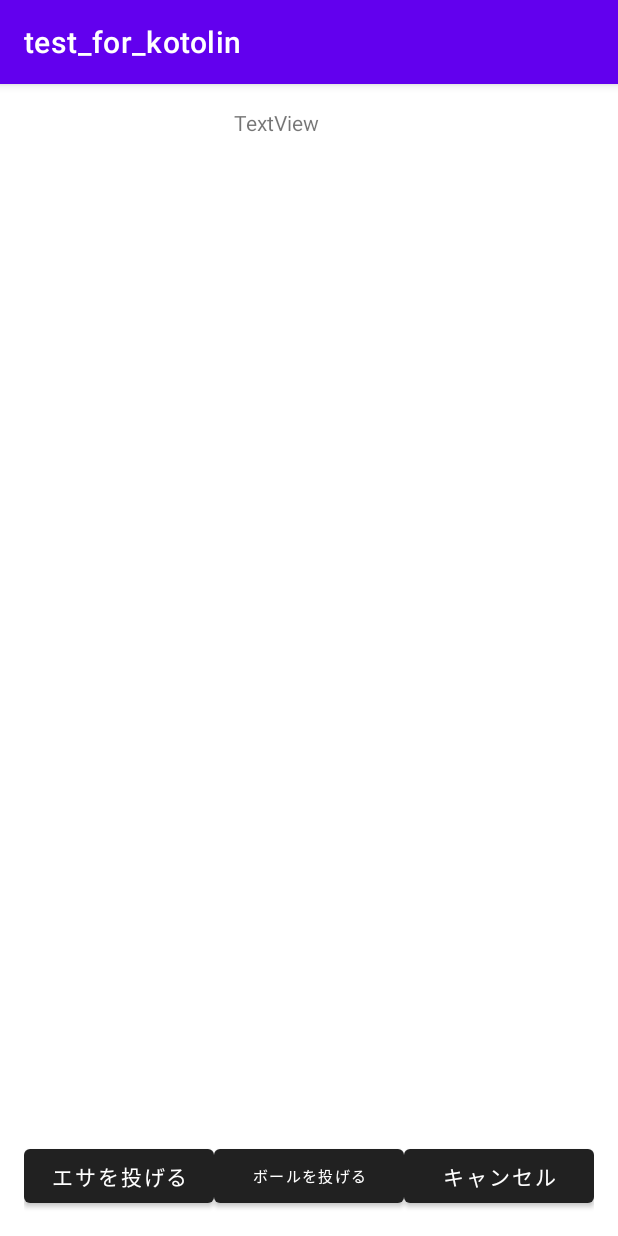
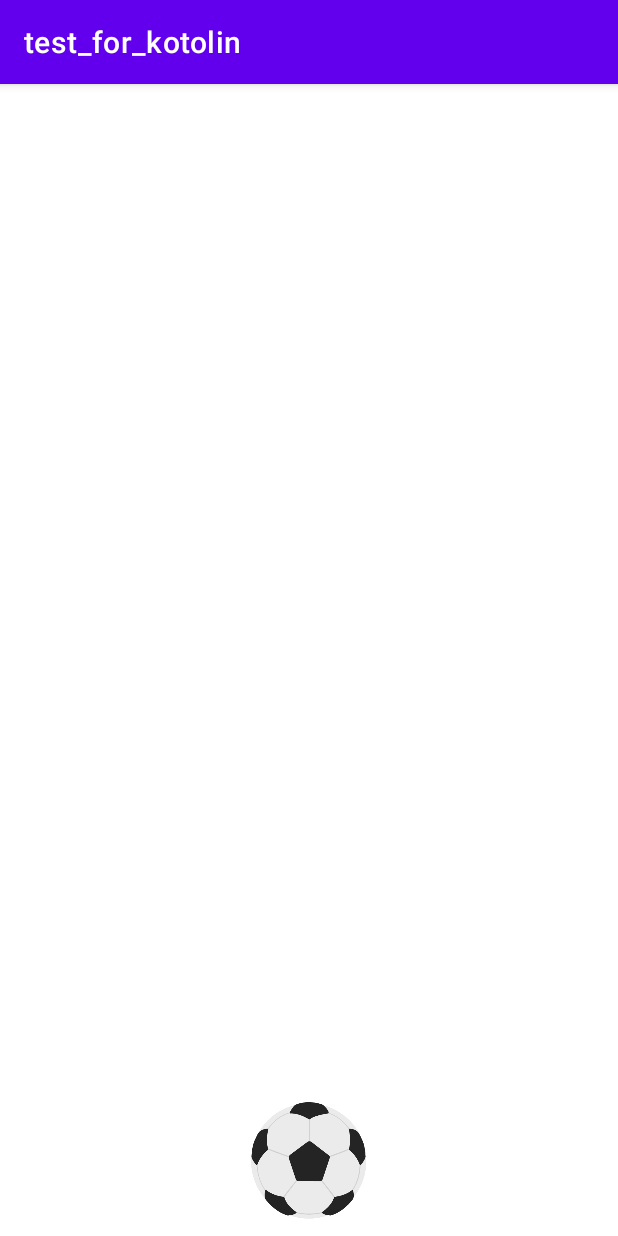
Before and after one commit to daiki-shiroma/test_for_kotlin, an Android app: the screen it shows after launch (MainActivity before the commit, ThrowBallActivity after it), after a tap on "ボールを投げる", on a phone screen of 412 x 824 dp. Run offline under Robolectric (Android 15) with nearby library versions, the phone set to English and light mode, and no system bars.

Commit message:
コンポーネント化して用いるようにした

```diff
--- a/app/src/main/AndroidManifest.xml
+++ b/app/src/main/AndroidManifest.xml
@@ -22,5 +22,7 @@
             </intent-filter>
         </activity>
 
+        <activity android:name=".ThrowBallActivity"></activity>
+
     </application>
 </manifest>
--- a/app/src/main/java/com/example/test_for_kotolin/MainActivity.kt
+++ b/app/src/main/java/com/example/test_for_kotolin/MainActivity.kt
@@ -2,7 +2,7 @@ package com.example.test_for_kotolin
 
 import android.content.Intent
 import android.os.Bundle
-import android.widget.Button
+import android.widget.TextView
 import androidx.appcompat.app.AppCompatActivity
 
 class MainActivity : AppCompatActivity() {
@@ -10,15 +10,11 @@ class MainActivity : AppCompatActivity() {
         super.onCreate(savedInstanceState)
         setContentView(R.layout.activity_main)
 
-        val btnThrowBall: Button = findViewById(R.id.button_throw_ball)
-        val btnFeed: Button = findViewById(R.id.button_feed)
-
-        btnThrowBall.setOnClickListener {
-            // 正しいクラス参照方法: ファイル拡張子は不要
+        val textView: TextView = findViewById(R.id.textView)
+        textView.setOnClickListener {
+            // ThrowBallActivityを起動するIntentを作成
             val intent = Intent(this, ThrowBallActivity::class.java)
             startActivity(intent)
         }
-
-        // btnFeed.setOnClickListener に関するコードがここに続く...
     }
 }
--- a/app/src/main/res/layout/activity_main.xml
+++ b/app/src/main/res/layout/activity_main.xml
@@ -11,49 +11,6 @@
         android:id="@+id/textView"
         android:layout_width="100dp"
         android:layout_height="wrap_content"
-        android:text="TextView" />
+        android:text="ボールを投げる" />
 
-    <ScrollView
-        android:layout_width="match_parent"
-        android:layout_height="wrap_content"
-        android:layout_weight="1">
-
-        <LinearLayout
-            android:layout_width="match_parent"
-            android:layout_height="match_parent"
-            android:orientation="vertical">
-            <!-- 中身 -->
-
-        </LinearLayout>
-    </ScrollView>
-
-    <LinearLayout
-        android:layout_width="match_parent"
-        android:layout_height="wrap_content"
-        android:gravity="center"
-        android:orientation="horizontal"
-        android:theme="@style/ImportantButtonStyle">
-
-        <Button
-            android:id="@+id/button_feed"
-            android:layout_width="match_parent"
-            android:layout_height="wrap_content"
-            android:layout_weight="1"
-            android:text="エサを投げる"
-            android:theme="@style/ImportantButtonStyle"/>
-        <Button
-            android:id="@+id/button_throw_ball"
-            android:layout_width="match_parent"
-            android:layout_height="wrap_content"
-            android:layout_weight="1"
-            android:textSize="10dp"
-            android:text="ボールを投げる"/>
-
-        <Button
-            android:id="@+id/button_cancel"
-            android:layout_width="match_parent"
-            android:layout_height="wrap_content"
-            android:layout_weight="1"
-            android:text="キャンセル"/>
-    </LinearLayout>
 </LinearLayout>
--- a/app/src/main/res/layout/activity_throw_ball.xml
+++ b/app/src/main/res/layout/activity_throw_ball.xml
@@ -1,8 +1,13 @@
 <?xml version="1.0" encoding="utf-8"?>
-<FrameLayout xmlns:android="http://schemas.android.com/apk/res/android"
+<RelativeLayout xmlns:android="http://schemas.android.com/apk/res/android"
     android:layout_width="match_parent"
     android:layout_height="match_parent">
 
-    <!-- ここにUI要素を配置 -->
-
-</FrameLayout>
+    <ImageView
+        android:id="@+id/ball_image"
+        android:layout_width="100dp"
+        android:layout_height="100dp"
+        android:src="@drawable/ball"
+    android:layout_alignParentBottom="true"
+    android:layout_centerHorizontal="true"/>
+</RelativeLayout>
```
Also changed, not shown: app/src/main/java/com/example/test_for_kotolin/ThrowBallActivity.kt (+49 -5 lines), app/src/main/res/drawable/ball.png (added).
